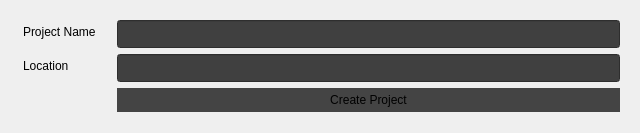
First picture: the form in src/dialogs/newprojectdialog.ui, repository jahshaka/Studio, before the edit.
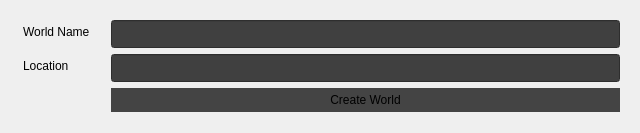
Second picture: the form after the edit.

Commit message: Add new splash screen, ux tweaks all around

```diff
--- a/src/dialogs/newprojectdialog.ui
+++ b/src/dialogs/newprojectdialog.ui
@@ -44,7 +44,7 @@
       <item row="0" column="0">
        <widget class="QLabel" name="pName">
         <property name="text">
-         <string>Project Name</string>
+         <string>World Name</string>
         </property>
        </widget>
       </item>
@@ -68,7 +68,7 @@
       <item row="2" column="1">
        <widget class="QPushButton" name="createProject">
         <property name="text">
-         <string>Create Project</string>
+         <string>Create World</string>
         </property>
        </widget>
       </item>
```
The commit also changes 6 other files.
